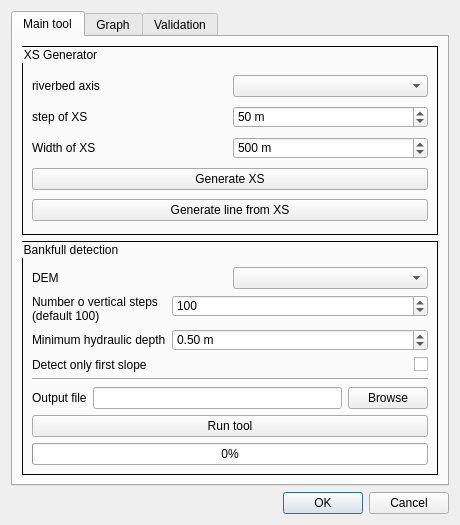
jeremyk6/BankFullDetection, file ui_bankfulldetection.ui: the form before one commit.
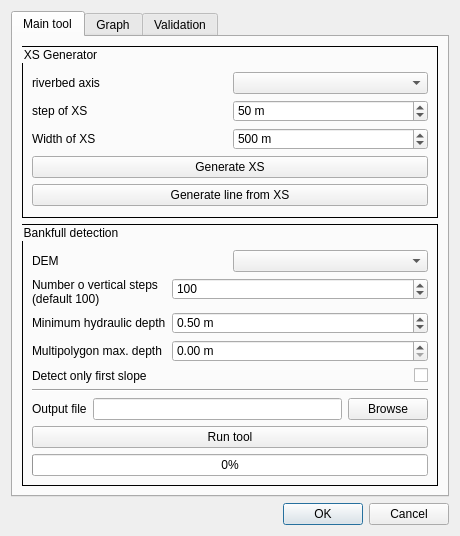
The form after the commit.

Commit message: Tweaks to the multipolygon handling

The edit to the form file:
```diff
--- a/ui_bankfulldetection.ui
+++ b/ui_bankfulldetection.ui
@@ -215,14 +215,14 @@
               </property>
              </widget>
             </item>
-            <item row="2" column="0">
+            <item row="3" column="0">
              <widget class="QLabel" name="label_7">
               <property name="text">
                <string>Detect only first slope</string>
               </property>
              </widget>
             </item>
-            <item row="2" column="1">
+            <item row="3" column="1">
              <widget class="QCheckBox" name="chbSlopeLim">
               <property name="layoutDirection">
                <enum>Qt::RightToLeft</enum>
@@ -232,6 +232,20 @@
               </property>
              </widget>
             </item>
+            <item row="2" column="1">
+             <widget class="QDoubleSpinBox" name="maxMPdep">
+              <property name="suffix">
+               <string> m</string>
+              </property>
+             </widget>
+            </item>
+            <item row="2" column="0">
+             <widget class="QLabel" name="label_11">
+              <property name="text">
+               <string>Multipolygon max. depth</string>
+              </property>
+             </widget>
+            </item>
            </layout>
           </item>
           <item>
```
The commit also changes 3 other files.
